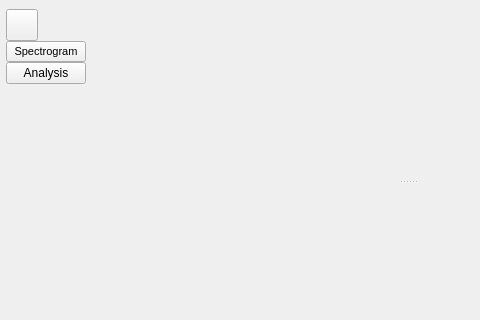
Qt form sources/Arks/Spectral Viewer/Window/spectral_viewer_window.ui (AquaCreatura/AquaWave) before a commit; both pictures show x 0 to 480 and y 0 to 320 of the 725 by 403 pixel window.
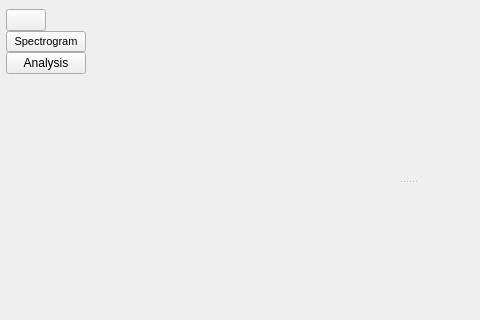
The same form after that commit.

Diff of the .ui file:
```diff
--- a/sources/Arks/Spectral Viewer/Window/spectral_viewer_window.ui
+++ b/sources/Arks/Spectral Viewer/Window/spectral_viewer_window.ui
@@ -110,14 +110,14 @@
         </property>
         <property name="minimumSize">
          <size>
-          <width>32</width>
-          <height>32</height>
+          <width>0</width>
+          <height>0</height>
          </size>
         </property>
         <property name="maximumSize">
          <size>
-          <width>32</width>
-          <height>32</height>
+          <width>16777215</width>
+          <height>16777215</height>
          </size>
         </property>
         <property name="text">
```
